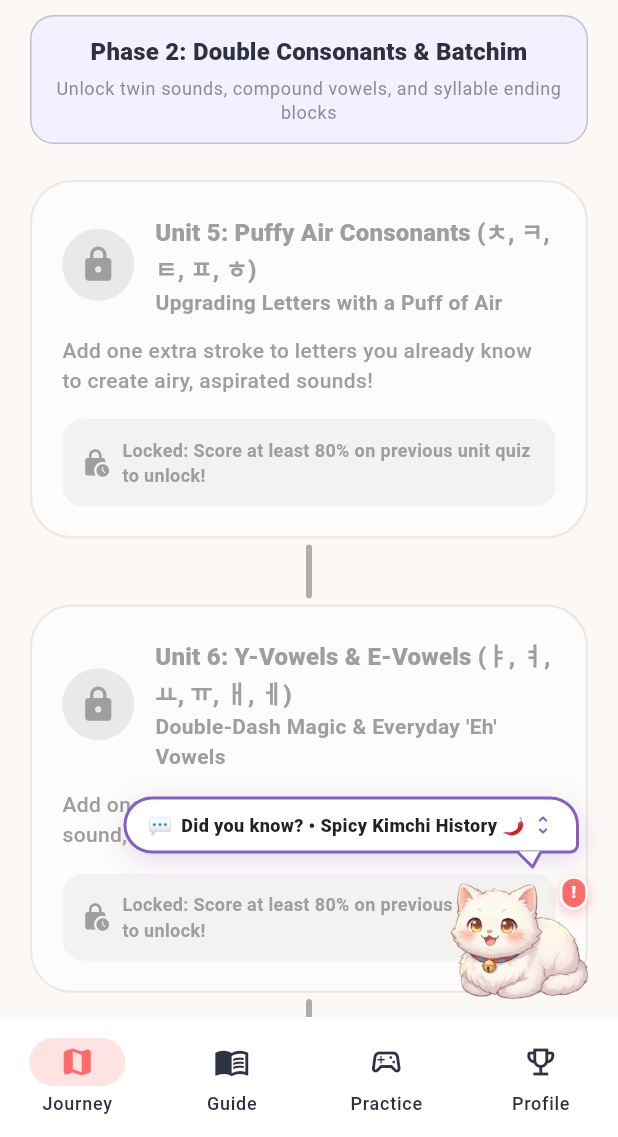
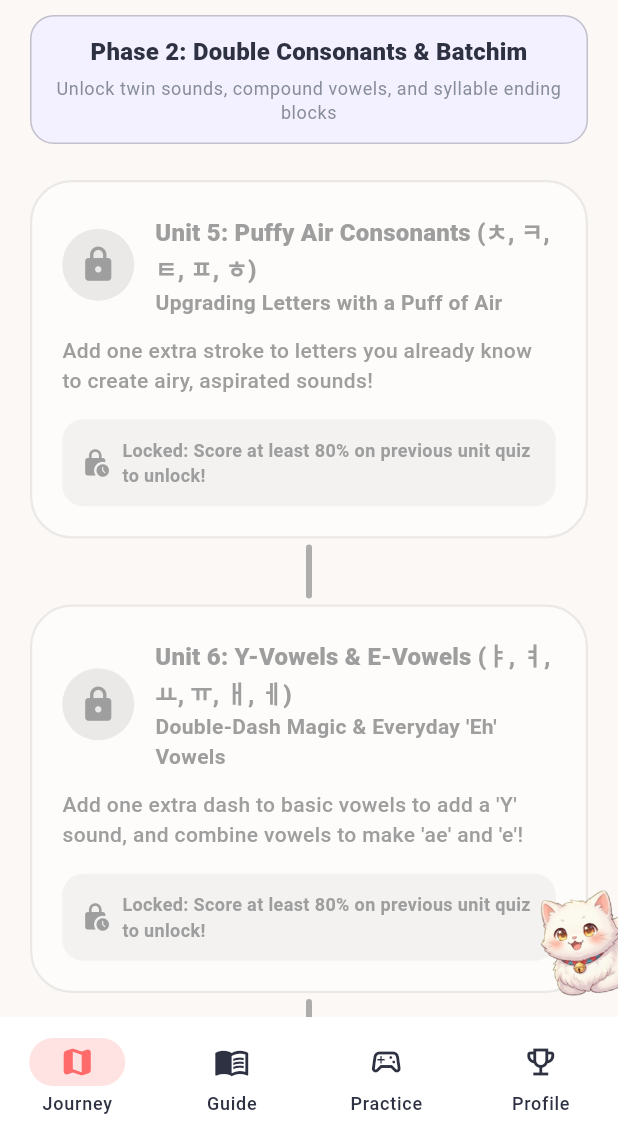
Before and after one commit to kevinariel1/samgyeopsal, a Flutter app: the screen it shows after launch, scrolled down 1728 dp, on a phone screen of 412 x 824 dp, the part 99-1236 px from its top. Run offline on Flutter 3.47's test engine with Material 3 defaults, Android fonts, the phone set to English and light mode, and no system bars; our stand-ins replace flutter_dotenv, flutter_riverpod, just_audio, shared_preferences; missing offline and left inert: sherpa_onnx.

Commit message:
feat: add peeking mascot guide with spotlight veil and periodic fun facts

```diff
--- a/lib/presentation/widgets/floating_fun_fact_guide.dart
+++ b/lib/presentation/widgets/floating_fun_fact_guide.dart
@@ -1,20 +1,25 @@
+import 'dart:async';
 import 'package:flutter/material.dart';
 import '../../core/constants/app_colors.dart';
 import '../../core/services/storage_service.dart';
 import '../../data/data_sources/fun_facts_data.dart';
 
 /// Interactive Floating Character Guide featuring the cute white cat mascot (`mascot_cat_idle_clean.png`).
-/// Features:
-/// - Full-screen dim veil (spotlight scrim) when the character is speaking (`_isExpanded`).
-/// - Tight bounding-box framing & larger display size so the character is clearly visible.
-/// - Soft sticker/silhouette drop-shadow + pedestal aura so the white fur pops against light & dark backgrounds.
-/// - Gentle idle breathing/bobbing animation + unread notification badge.
+/// Behavior:
+/// - **Idle State**: No text bubble shown! The cat peeks discreetly from the right edge of the screen.
+/// - **Periodic & Manual Trigger**: Every 5 minutes (or whenever the user taps the peeking cat),
+///   the cat slides out into full view, a thin dark spotlight veil dims the background,
+///   and the speech bubble pops open with a new fun fact.
+/// - **Dismissal**: Tapping anywhere on the dark veil or tapping the 'X' button closes the bubble,
+///   fades out the veil, retracts the cat back to its peeking position, and resets the 5-minute timer.
 class FloatingFunFactGuide extends StatefulWidget {
   final StorageService storageService;
+  final Duration promptInterval;
 
   const FloatingFunFactGuide({
     super.key,
     required this.storageService,
+    this.promptInterval = const Duration(minutes: 5),
   });
 
   @override
@@ -27,13 +32,12 @@ class FloatingFunFactGuideState extends State<FloatingFunFactGuide>
   static const String _kStorageKeyShownFacts = 'guide_fun_facts_shown_ids_v1';
   static const String _kMascotAssetPath = 'assets/images/mascot_cat_idle_clean.png';
 
-  late final AnimationController _floatController;
-  late final Animation<double> _floatAnimation;
+  late final AnimationController _hopController;
+  late final Animation<double> _hopAnimation;
+  Timer? _periodicTimer;
 
   late bool _isDisabled;
   bool _isExpanded = false;
-  bool _isVisible = true;
-  bool _hasUnreadFact = true;
   late int _currentIndex;
   late List<int> _deckOrder;
 
@@ -43,23 +47,43 @@ class FloatingFunFactGuideState extends State<FloatingFunFactGuide>
     _isDisabled = widget.storageService.getBool(_kStorageKeyDisabled) ?? false;
     _initRotationDeck();
 
-    _floatController = AnimationController(
+    _hopController = AnimationController(
       vsync: this,
-      duration: const Duration(milliseconds: 550),
-    )..forward();
+      duration: const Duration(milliseconds: 520),
+    );
 
-    _floatAnimation = TweenSequence<double>([
-      TweenSequenceItem(tween: Tween(begin: 0.0, end: -7.0), weight: 50),
-      TweenSequenceItem(tween: Tween(begin: -7.0, end: 0.0), weight: 50),
+    _hopAnimation = TweenSequence<double>([
+      TweenSequenceItem(tween: Tween(begin: 0.0, end: -8.0), weight: 50),
+      TweenSequenceItem(tween: Tween(begin: -8.0, end: 0.0), weight: 50),
     ]).animate(
-      CurvedAnimation(parent: _floatController, curve: Curves.easeOutCubic),
+      CurvedAnimation(parent: _hopController, curve: Curves.easeOutCubic),
     );
+
+    if (!_isDisabled) {
+      _startPeriodicTimer();
+    }
   }
 
   @override
   void dispose() {
-    _floatController.dispose();
+    _periodicTimer?.cancel();
+    _hopController.dispose();
     super.dispose();
+  }
+
+  void _startPeriodicTimer() {
+    _periodicTimer?.cancel();
+    _periodicTimer = Timer(widget.promptInterval, () {
+      if (!mounted || _isDisabled) return;
+      if (!_isExpanded) {
+        _advanceFactIndex();
+        setState(() {
+          _isExpanded = true;
+        });
+        _hopController.forward(from: 0.0);
+      }
+      _startPeriodicTimer();
+    });
   }
 
   void _initRotationDeck() {
@@ -102,10 +126,7 @@ class FloatingFunFactGuideState extends State<FloatingFunFactGuide>
     widget.storageService.setString(_kStorageKeyShownFacts, shownList.join(','));
   }
 
-  /// Public method to cycle to the next fact
-  void nextFact() {
-    if (!mounted) return;
-    setState(() {
+  void _advanceFactIndex() {
     final currentPos = _deckOrder.indexOf(_currentIndex);
     if (currentPos >= 0 && currentPos + 1 < _deckOrder.length) {
       _currentIndex = _deckOrder[currentPos + 1];
@@ -115,41 +136,52 @@ class FloatingFunFactGuideState extends State<FloatingFunFactGuide>
       widget.storageService.setString(_kStorageKeyShownFacts, '');
     }
     _markCurrentAsShown();
-      _isVisible = true;
-      _hasUnreadFact = !_isExpanded;
-    });
-    _floatController.forward(from: 0.0);
   }
 
-  void _toggleExpanded() {
+  /// Public method to cycle to the next fact and show the bubble
+  void nextFact() {
+    if (!mounted || _isDisabled) return;
     setState(() {
-      _isExpanded = !_isExpanded;
-      if (_isExpanded) {
-        _hasUnreadFact = false;
-      }
+      _advanceFactIndex();
+      _isExpanded = true;
     });
-    _floatController.forward(from: 0.0);
+    _hopController.forward(from: 0.0);
+    _startPeriodicTimer();
   }
 
-  void _dismiss() {
+  /// Called when tapping the peeking cat or toggling the bubble
+  void _onTapCat() {
+    if (_isExpanded) {
+      _closeBubble();
+    } else {
+      setState(() {
+        _isExpanded = true;
+      });
+      _hopController.forward(from: 0.0);
+      _startPeriodicTimer();
+    }
+  }
+
+  /// Closes the speech bubble, fades out the dark veil, and slides the cat back to peeking mode
+  void _closeBubble() {
     setState(() {
       _isExpanded = false;
-      _isVisible = false;
     });
+    _startPeriodicTimer();
   }
 
   void _disableForever() {
+    _periodicTimer?.cancel();
     setState(() {
       _isDisabled = true;
       _isExpanded = false;
-      _isVisible = false;
     });
     widget.storageService.setBool(_kStorageKeyDisabled, true);
   }
 
   @override
   Widget build(BuildContext context) {
-    if (_isDisabled || !_isVisible) {
+    if (_isDisabled) {
       return const SizedBox.shrink();
     }
 
@@ -159,15 +191,17 @@ class FloatingFunFactGuideState extends State<FloatingFunFactGuide>
 
     return Positioned.fill(
       child: Stack(
+        clipBehavior: Clip.none,
         children: [
           // 1. Thin Dark Spotlight Veil when the character is speaking (_isExpanded)
+          // Tapping anywhere on this veil closes the speech bubble and retracts the cat.
           IgnorePointer(
             ignoring: !_isExpanded,
             child: GestureDetector(
               behavior: HitTestBehavior.opaque,
-              onTap: _toggleExpanded,
+              onTap: _closeBubble,
               child: AnimatedContainer(
-                duration: const Duration(milliseconds: 240),
+                duration: const Duration(milliseconds: 260),
                 curve: Curves.easeOut,
                 color: _isExpanded
                     ? Colors.black.withOpacity(isDark ? 0.62 : 0.48)
@@ -176,106 +210,24 @@ class FloatingFunFactGuideState extends State<FloatingFunFactGuide>
             ),
           ),
 
-          // 2. Character + Speech Bubble Layer anchored at bottom-right
-          Positioned(
-            bottom: 8,
-            right: 12,
+          // 2. Character + Speech Bubble Layer
+          // When idle (!_isExpanded), the cat peeks from the right edge (right: -36) with NO bubble.
+          // When speaking (_isExpanded), the cat slides out (right: 12) and shows the speech bubble.
+          AnimatedPositioned(
+            duration: const Duration(milliseconds: 300),
+            curve: Curves.easeOutCubic,
+            bottom: 12,
+            right: _isExpanded ? 12 : -36,
             child: Column(
               mainAxisSize: MainAxisSize.min,
               crossAxisAlignment: CrossAxisAlignment.end,
               children: [
-                // Separate Chat Bubble Popup emerging from the character
-                AnimatedSize(
-                  duration: const Duration(milliseconds: 260),
-                  curve: Curves.easeOutBack,
-                  alignment: Alignment.bottomRight,
-                  child: _isExpanded
-                      ? _buildExpandedChatBubble(theme, isDark, fact)
-                      : _buildCollapsedChatBubble(theme, isDark, fact),
-                ),
-                const SizedBox(height: 2),
-                // Standalone Character Sprite with gentle floating motion
+                // Speech Bubble Popup (ONLY rendered when _isExpanded is true)
+                if (_isExpanded)
+                  _buildExpandedChatBubble(theme, isDark, fact),
+                // Standalone Character Sprite (peeking when idle, full view when speaking)
                 _buildCharacterSprite(),
               ],
-            ),
-          ),
-        ],
-      ),
-    );
-  }
-
-  /// Small, floating mini chat bubble emerging from the cat when collapsed
-  Widget _buildCollapsedChatBubble(ThemeData theme, bool isDark, FunFact fact) {
-    final bubbleBg = isDark ? const Color(0xFF252538) : Colors.white;
-    final borderColor = AppColors.accentPurple;
-
-    return Padding(
-      padding: const EdgeInsets.only(right: 14),
-      child: Column(
-        mainAxisSize: MainAxisSize.min,
-        crossAxisAlignment: CrossAxisAlignment.end,
-        children: [
-          Semantics(
-            button: true,
-            label: 'Did you know fun fact: ${fact.category}. Tap to read.',
-            child: Material(
-              color: Colors.transparent,
-              child: InkWell(
-                borderRadius: BorderRadius.circular(20),
-                onTap: _toggleExpanded,
-                child: Container(
-                  padding: const EdgeInsets.symmetric(horizontal: 14, vertical: 8),
-                  decoration: BoxDecoration(
-                    color: bubbleBg,
-                    borderRadius: const BorderRadius.only(
-                      topLeft: Radius.circular(20),
-                      topRight: Radius.circular(20),
-                      bottomLeft: Radius.circular(20),
-                      bottomRight: Radius.circular(6),
-                    ),
-                    border: Border.all(color: borderColor, width: 2.0),
-                    boxShadow: [
-                      BoxShadow(
-                        color: AppColors.accentPurple.withOpacity(isDark ? 0.35 : 0.22),
-                        blurRadius: 14,
-                        offset: const Offset(0, 4),
-                      ),
-                    ],
-                  ),
-                  child: Row(
-                    mainAxisSize: MainAxisSize.min,
-                    children: [
-                      const Text('💬', style: TextStyle(fontSize: 13)),
-                      const SizedBox(width: 6),
-                      Text(
-                        'Did you know? • ${fact.category}',
-                        style: TextStyle(
-                          color: isDark ? Colors.white : Colors.black87,
-                          fontWeight: FontWeight.w800,
-                          fontSize: 12,
-                        ),
-                      ),
-                      const SizedBox(width: 4),
-                      const Icon(
-                        Icons.unfold_more_rounded,
-                        color: AppColors.accentPurple,
-                        size: 16,
-                      ),
-                    ],
-                  ),
-                ),
-              ),
-            ),
-          ),
-          // Chat bubble tail pointing down to the cat's head
-          Padding(
-            padding: const EdgeInsets.only(right: 26),
-            child: CustomPaint(
-              size: const Size(14, 9),
-              painter: _BubbleTailPainter(
-                fillColor: bubbleBg,
-                borderColor: borderColor,
-              ),
             ),
           ),
         ],
@@ -289,7 +241,7 @@ class FloatingFunFactGuideState extends State<FloatingFunFactGuide>
     final borderColor = AppColors.accentPurple;
 
     return Padding(
-      padding: const EdgeInsets.only(right: 4),
+      padding: const EdgeInsets.only(right: 4, bottom: 2),
       child: Column(
         mainAxisSize: MainAxisSize.min,
         crossAxisAlignment: CrossAxisAlignment.end,
@@ -318,10 +270,12 @@ class FloatingFunFactGuideState extends State<FloatingFunFactGuide>
               crossAxisAlignment: CrossAxisAlignment.start,
               mainAxisSize: MainAxisSize.min,
               children: [
-                // Bubble Top Bar
+                // Bubble Top Bar with Close 'X' button
                 Row(
+                  mainAxisAlignment: MainAxisAlignment.spaceBetween,
                   children: [
-                    Container(
+                    Flexible(
+                      child: Container(
                         padding: const EdgeInsets.symmetric(horizontal: 8, vertical: 3),
                         decoration: BoxDecoration(
                           color: AppColors.accentPurple.withOpacity(0.15),
@@ -329,6 +283,8 @@ class FloatingFunFactGuideState extends State<FloatingFunFactGuide>
                         ),
                         child: Text(
                           'DID YOU KNOW? • ${fact.category}',
+                          maxLines: 1,
+                          overflow: TextOverflow.ellipsis,
                           style: const TextStyle(
                             fontSize: 10.5,
                             fontWeight: FontWeight.w900,
@@ -337,25 +293,16 @@ class FloatingFunFactGuideState extends State<FloatingFunFactGuide>
                           ),
                         ),
                       ),
-                    const Spacer(),
-                    IconButton(
-                      visualDensity: VisualDensity.compact,
-                      padding: EdgeInsets.zero,
-                      constraints: const BoxConstraints(),
-                      iconSize: 20,
-                      tooltip: 'Minimize bubble',
-                      icon: const Icon(Icons.expand_more_rounded),
-                      onPressed: _toggleExpanded,
                     ),
                     const SizedBox(width: 8),
                     IconButton(
                       visualDensity: VisualDensity.compact,
                       padding: EdgeInsets.zero,
                       constraints: const BoxConstraints(),
-                      iconSize: 19,
-                      tooltip: 'Hide guide',
+                      iconSize: 20,
+                      tooltip: 'Close',
                       icon: const Icon(Icons.close_rounded),
-                      onPressed: _dismiss,
+                      onPressed: _closeBubble,
                     ),
                   ],
                 ),
@@ -405,7 +352,8 @@ class FloatingFunFactGuideState extends State<FloatingFunFactGuide>
                 Row(
                   mainAxisAlignment: MainAxisAlignment.spaceBetween,
                   children: [
-                    TextButton(
+                    Flexible(
+                      child: TextButton(
                         onPressed: _disableForever,
                         style: TextButton.styleFrom(
                           padding: EdgeInsets.zero,
@@ -414,6 +362,8 @@ class FloatingFunFactGuideState extends State<FloatingFunFactGuide>
                         ),
                         child: Text(
                           'Don\'t show again',
+                          maxLines: 1,
+                          overflow: TextOverflow.ellipsis,
                           style: TextStyle(
                             fontSize: 11,
                             color: Colors.grey[500],
@@ -421,6 +371,8 @@ class FloatingFunFactGuideState extends State<FloatingFunFactGuide>
                           ),
                         ),
                       ),
+                    ),
+                    const SizedBox(width: 8),
                     ElevatedButton.icon(
                       onPressed: nextFact,
                       icon: const Icon(Icons.auto_awesome_rounded, size: 14),
@@ -428,8 +380,8 @@ class FloatingFunFactGuideState extends State<FloatingFunFactGuide>
                       style: ElevatedButton.styleFrom(
                         backgroundColor: AppColors.accentPurple,
                         foregroundColor: Colors.white,
-                        padding: const EdgeInsets.symmetric(horizontal: 14, vertical: 8),
-                        minimumSize: const Size(88, 34),
+                        padding: const EdgeInsets.symmetric(horizontal: 12, vertical: 8),
+                        minimumSize: const Size(76, 34),
                         tapTargetSize: MaterialTapTargetSize.shrinkWrap,
                         shape: RoundedRectangleBorder(
                           borderRadius: BorderRadius.circular(14),
@@ -458,37 +410,36 @@ class FloatingFunFactGuideState extends State<FloatingFunFactGuide>
   }
 
   /// Standalone Cute White Cat Sprite:
-  /// - Scaled up & cropped of excess transparent margin so the cat is 2.2x larger.
+  /// - Peeks discreetly from the right screen edge when idle (`!_isExpanded`), tilted slightly left.
+  /// - Slides out to full size when speaking (`_isExpanded`).
   /// - Clean transparent sprite with no blurry shadow or dark background behind it.
   Widget _buildCharacterSprite() {
-    final double spriteWidth = _isExpanded ? 132 : 114;
-    final double spriteHeight = _isExpanded ? 104 : 90;
+    final double spriteWidth = _isExpanded ? 132 : 100;
+    final double spriteHeight = _isExpanded ? 104 : 80;
 
     return Semantics(
       button: true,
-      label: _isExpanded ? 'Minimize cat guide' : 'Expand cat guide fun fact',
+      label: _isExpanded ? 'Close cat guide' : 'Tap peeking cat for a Korean fun fact',
       child: GestureDetector(
         behavior: HitTestBehavior.translucent,
-        onTap: _toggleExpanded,
+        onTap: _onTapCat,
         child: AnimatedBuilder(
-          animation: _floatAnimation,
+          animation: _hopAnimation,
           builder: (context, child) {
             return Transform.translate(
-              offset: Offset(0, _floatAnimation.value),
+              offset: Offset(0, _hopAnimation.value),
               child: child,
             );
           },
           child: AnimatedContainer(
-            duration: const Duration(milliseconds: 240),
+            duration: const Duration(milliseconds: 300),
             curve: Curves.easeOutBack,
             width: spriteWidth,
             height: spriteHeight,
-            child: Stack(
-              alignment: Alignment.center,
-              clipBehavior: Clip.none,
-              children: [
-                // Crisp Cat Sprite (scaled 1.7x to trim internal PNG transparent padding)
-                Transform.scale(
+            child: Transform.rotate(
+              // Slight playful tilt when peeking from the right edge; upright when speaking
+              angle: _isExpanded ? 0.0 : -0.18,
+              child: Transform.scale(
                 scale: 1.7,
                 child: Image.asset(
                   _kMascotAssetPath,
@@ -498,37 +449,6 @@ class FloatingFunFactGuideState extends State<FloatingFunFactGuide>
                   ),
                 ),
               ),
-
-                // Unread Fun Fact Notification Sparkle Badge when collapsed
-                if (!_isExpanded && _hasUnreadFact)
-                  Positioned(
-                    top: 4,
-                    right: 8,
-                    child: Container(
-                      padding: const EdgeInsets.symmetric(horizontal: 6, vertical: 2),
-                      decoration: BoxDecoration(
-                        color: AppColors.primary,
-                        borderRadius: BorderRadius.circular(12),
-                        border: Border.all(color: Colors.white, width: 1.8),
-                        boxShadow: [
-                          BoxShadow(
-                            color: AppColors.primary.withOpacity(0.45),
-                            blurRadius: 6,
-                            offset: const Offset(0, 2),
-                          ),
-                        ],
-                      ),
-                      child: const Text(
-                        '!',
-                        style: TextStyle(
-                          color: Colors.white,
-                          fontSize: 11,
-                          fontWeight: FontWeight.w900,
-                        ),
-                      ),
-                    ),
-                  ),
-              ],
             ),
           ),
         ),
```
Also changed, not shown: assets/images/mascot_cat_peeking.jpg (added), assets/images/mascot_cat_peeking_clean.png (added), assets/images/mascot_cat_tapping_clean.png (added), 1 other file. Lines whose indentation alone changed are shown as unchanged.
